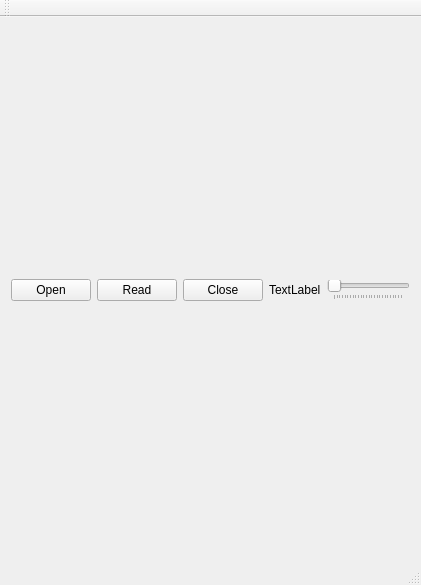
siborion/siborion_american_scan, file spectr/mainwindow.ui: the form before one commit.
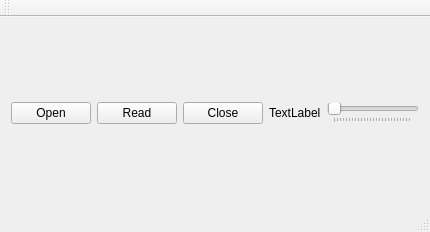
The form after the commit.

```diff
--- a/spectr/mainwindow.ui
+++ b/spectr/mainwindow.ui
@@ -6,8 +6,8 @@
    <rect>
     <x>0</x>
     <y>0</y>
-    <width>421</width>
-    <height>585</height>
+    <width>430</width>
+    <height>232</height>
    </rect>
   </property>
   <property name="windowTitle">
```
Left out of the diff: 2 changed lines with no effect on the pictures.
